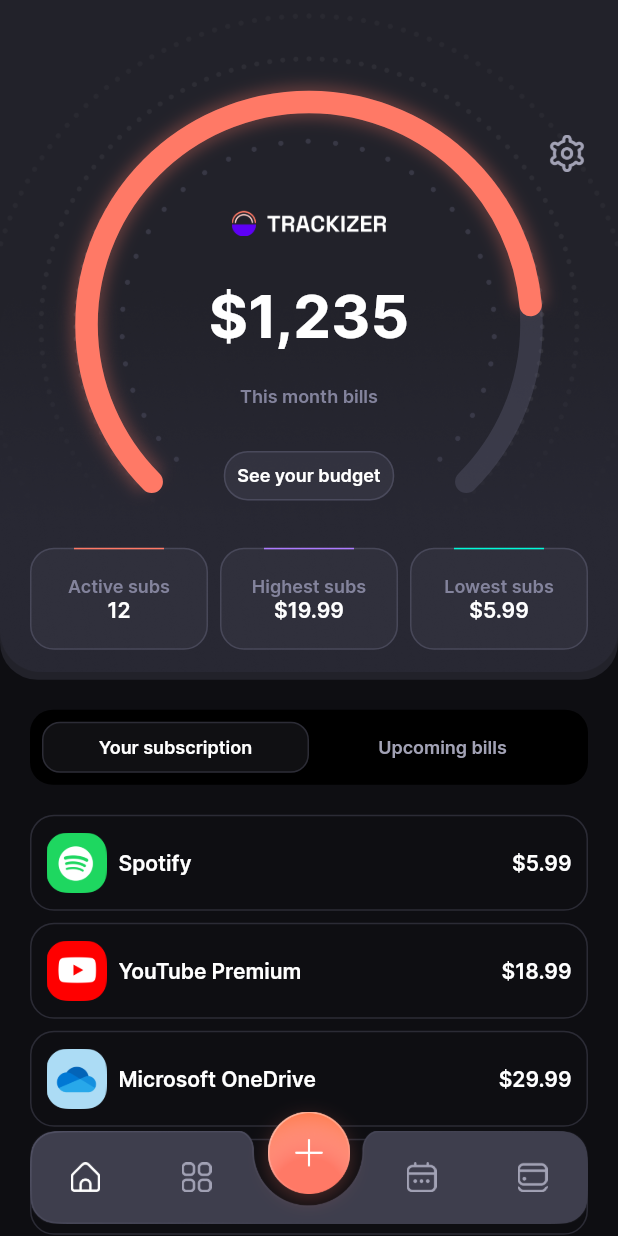
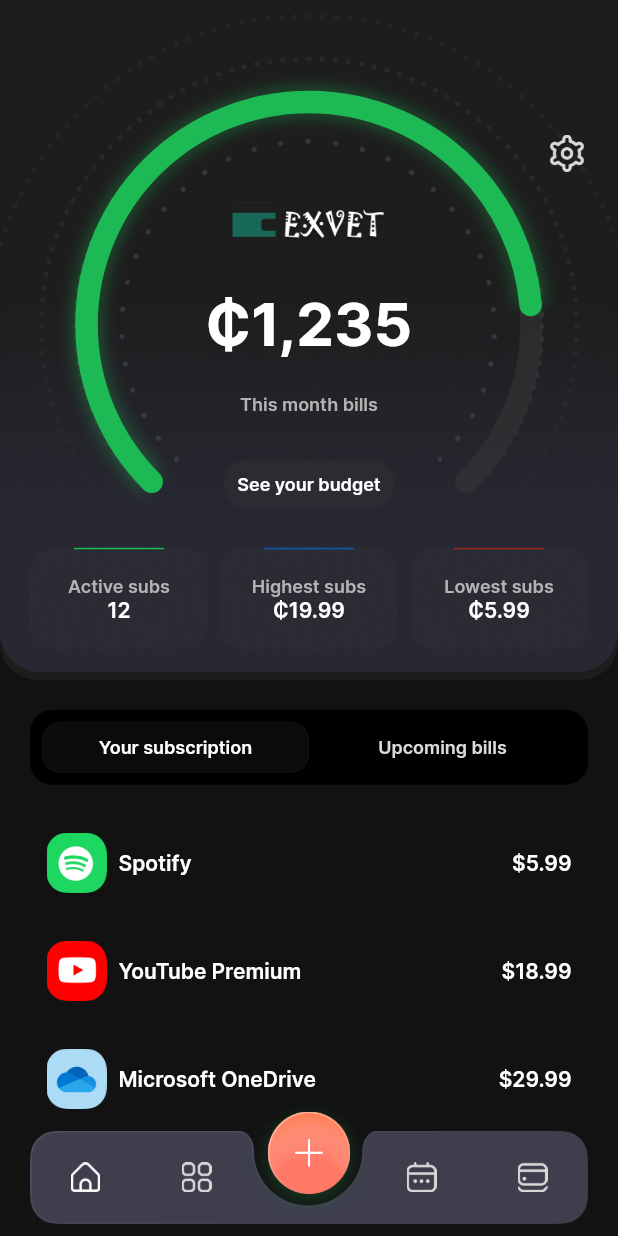
Before and after one commit to NotEkluCalvin/MiniProject_MobileApp, a Flutter app: the screen it shows after launch, on a phone screen of 412 x 824 dp. Run offline on Flutter 3.47's test engine with Material 3 defaults, Android fonts, the phone set to English and light mode, and no system bars; our stand-ins replace carousel_slider, dotted_border, scrollable_positioned_list.

Commit message:
Complete Phase 1 of Final Workload

```diff
--- a/lib/common/color_extension.dart
+++ b/lib/common/color_extension.dart
@@ -1,33 +1,70 @@
 import 'package:flutter/material.dart';
 
+// // class TColor {
+//   static Color get primary => const Color(0xff5E00F5);
+//   static Color get primary500 => const Color(0xff7722FF );
+//   static Color get primary20 => const Color(0xff924EFF);
+//   static Color get primary10 => const Color(0xffAD7BFF);
+//   static Color get primary5 => const Color(0xffC9A7FF);
+//   static Color get primary0 => const Color(0xffE4D3FF);
+
+//   static Color get secondary => const Color(0xffFF7966);
+//   static Color get secondary50 => const Color(0xffFFA699);
+//   static Color get secondary0 => const Color(0xffFFD2CC);
+
+//   static Color get secondaryG => const Color(0xff00FAD9);
+//   static Color get secondaryG50 => const Color(0xff7DFFEE);
+
+//   static Color get gray => const Color(0xff0E0E12);
+//   static Color get gray80 => const Color(0xff1C1C23);
+//   static Color get gray70 => const Color(0xff353542);
+//   static Color get gray60 => const Color(0xff4E4E61);
+//   static Color get gray50 => const Color(0xff666680);
+//   static Color get gray40 => const Color(0xff83839C);
+//   static Color get gray30 => const Color(0xffA2A2B5);
+//   static Color get gray20 => const Color(0xffC1C1CD);
+//   static Color get gray10 => const Color(0xffE0E0E6);
+
+//   static Color get border => const Color(0xffCFCFFC);
+//   static Color get primaryText => Colors.white;
+//   static Color get secondaryText => gray60;
+
+//   static Color get white => Colors.white;
+// }
+
 class TColor {
-  static Color get primary => const Color(0xff5E00F5);
-  static Color get primary500 => const Color(0xff7722FF );
-  static Color get primary20 => const Color(0xff924EFF);
-  static Color get primary10 => const Color(0xffAD7BFF);
-  static Color get primary5 => const Color(0xffC9A7FF);
-  static Color get primary0 => const Color(0xffE4D3FF);
+  // Primary Spotify green
+  static Color get primary => const Color(0xff1DB954);
+  static Color get primary500 => const Color(0xff1ED760);
+  static Color get primary20 => const Color(0xff1FE874);
+  static Color get primary10 => const Color(0xff0A5BB1);
+  static Color get primary5 => const Color(0xff21FC9C);
+  static Color get primary0 => const Color(0xff22FFB0);
 
-  static Color get secondary => const Color(0xffFF7966);
-  static Color get secondary50 => const Color(0xffFFA699);
-  static Color get secondary0 => const Color(0xffFFD2CC);
+  // Secondary colors
+  static Color get secondary => const Color(0xff1DB954);
+  static Color get secondary50 => const Color(0xf7D8840f);
+  static Color get secondary0 => const Color(0xff22FFB0);
 
-  static Color get secondaryG => const Color(0xff00FAD9);
-  static Color get secondaryG50 => const Color(0xff7DFFEE);
+  // Additional accent colors
+  static Color get secondaryG => const Color(0xcdb9271d);
+  static Color get secondaryG50 => const Color(0xff50C8B9);
 
-  static Color get gray => const Color(0xff0E0E12);
-  static Color get gray80 => const Color(0xff1C1C23);
-  static Color get gray70 => const Color(0xff353542);
-  static Color get gray60 => const Color(0xff4E4E61);
-  static Color get gray50 => const Color(0xff666680);
-  static Color get gray40 => const Color(0xff83839C);
-  static Color get gray30 => const Color(0xffA2A2B5);
-  static Color get gray20 => const Color(0xffC1C1CD);
-  static Color get gray10 => const Color(0xffE0E0E6);
+  // Gray scale for background and text
+  static Color get gray => const Color(0xff121212); // Dark background
+  static Color get gray80 => const Color(0xff181818);
+  static Color get gray70 => const Color(0xff282828);
+  static Color get gray60 => const Color(0xff383838);
+  static Color get gray50 => const Color(0xff484848);
+  static Color get gray40 => const Color(0xffB3B3B3); // Lighter text
+  static Color get gray30 => const Color(0xffD9D9D9);
+  static Color get gray20 => const Color(0xffEAEAEA);
+  static Color get gray10 => const Color(0xffF1F1F1);
 
-  static Color get border => const Color(0xffCFCFFC);
-  static Color get primaryText => Colors.white;
-  static Color get secondaryText => gray60;
+  // Border color - slightly lighter for separation
+  static Color get border => const Color(0xff282828);
+  static Color get primaryText => Colors.white; // Primary text color
+  static Color get secondaryText => gray40; // Secondary text color
 
-  static Color get white => Colors.white;
+  static Color get white => Colors.white; // White color for text and icons
 }
--- a/lib/common_widget/subscription_home_row.dart
+++ b/lib/common_widget/subscription_home_row.dart
@@ -1,6 +1,13 @@
 import 'package:flutter/material.dart';
+import '../common/color_extension.dart';
+import 'package:intl/intl.dart';
+import 'dart:io';
 
-import '../common/color_extension.dart';
+String getCurrency() {
+  var format =
+      NumberFormat.simpleCurrency(locale: Platform.localeName, name: 'GHS');
+  return format.currencySymbol;
+}
 
 class SubScriptionHomeRow extends StatelessWidget {
   final Map sObj;
@@ -14,23 +21,20 @@ class SubScriptionHomeRow extends StatelessWidget {
     return Padding(
       padding: const EdgeInsets.only(bottom: 8),
       child: InkWell(
-        borderRadius:  BorderRadius.circular(16),
+        borderRadius: BorderRadius.circular(16),
         onTap: onPressed,
         child: Container(
           height: 64,
-           padding: const EdgeInsets.all( 10),
+          padding: const EdgeInsets.all(10),
           decoration: BoxDecoration(
             border: Border.all(
               color: TColor.border.withOpacity(0.15),
             ),
-
             borderRadius: BorderRadius.circular(16),
           ),
           alignment: Alignment.center,
           child: Row(
             children: [
-
-
               Image.asset(
                 sObj["icon"],
                 width: 40,
@@ -52,7 +56,7 @@ class SubScriptionHomeRow extends StatelessWidget {
                 width: 8,
               ),
               Text(
-                "\$${sObj["price"]}",
+                '\$${sObj["price"]}',
                 style: TextStyle(
                     color: TColor.white,
                     fontSize: 14,
--- a/lib/main.dart
+++ b/lib/main.dart
@@ -1,6 +1,6 @@
 import 'package:flutter/material.dart';
-import 'package:trackizer/common/color_extension.dart';
-import 'package:trackizer/view/main_tab/main_tab_view.dart';
+import 'package:exvet/common/color_extension.dart';
+import 'package:exvet/view/main_tab/main_tab_view.dart';
 
 void main() {
   runApp(const MyApp());
@@ -13,7 +13,7 @@ class MyApp extends StatelessWidget {
   @override
   Widget build(BuildContext context) {
     return MaterialApp(
-      title: 'Trackizer',
+      title: 'exvet',
       debugShowCheckedModeBanner: false,
       theme: ThemeData(
         fontFamily: "Inter",
--- a/lib/view/calender/calender_view.dart
+++ b/lib/view/calender/calender_view.dart
@@ -2,8 +2,8 @@ import 'dart:math';
 
 import 'package:calendar_agenda/calendar_agenda.dart';
 import 'package:flutter/material.dart';
-import 'package:trackizer/common/color_extension.dart';
-import 'package:trackizer/view/settings/settings_view.dart';
+import 'package:exvet/common/color_extension.dart';
+import 'package:exvet/view/settings/settings_view.dart';
 
 import '../../common_widget/subscription_cell.dart';
 
--- a/lib/view/card/cards_view.dart
+++ b/lib/view/card/cards_view.dart
@@ -1,8 +1,8 @@
 import 'package:card_swiper/card_swiper.dart';
 import 'package:dotted_border/dotted_border.dart';
 import 'package:flutter/material.dart';
-import 'package:trackizer/common/color_extension.dart';
-import 'package:trackizer/view/settings/settings_view.dart';
+import 'package:exvet/common/color_extension.dart';
+import 'package:exvet/view/settings/settings_view.dart';
 
 class CardsView extends StatefulWidget {
   const CardsView({super.key});
--- a/lib/view/home/home_view.dart
+++ b/lib/view/home/home_view.dart
@@ -1,5 +1,5 @@
 import 'package:flutter/material.dart';
-import 'package:trackizer/common/color_extension.dart';
+import 'package:exvet/common/color_extension.dart';
 
 import '../../common_widget/custom_arc_painter.dart';
 import '../../common_widget/segment_button.dart';
@@ -34,18 +34,18 @@ class _HomeViewState extends State<HomeView> {
   ];
 
   List bilArr = [
-    {"name": "Spotify", "date": DateTime(2023, 07, 25), "price": "5.99"},
+    {"name": "Spotify", "date": DateTime(2024, 08, 08), "price": "5.99"},
     {
       "name": "YouTube Premium",
-      "date": DateTime(2023, 07, 25),
+      "date": DateTime(2024, 08, 08),
       "price": "18.99"
     },
     {
       "name": "Microsoft OneDrive",
-      "date": DateTime(2023, 07, 25),
+      "date": DateTime(2024, 08, 08),
       "price": "29.99"
     },
-    {"name": "NetFlix", "date": DateTime(2023, 07, 25), "price": "15.00"}
+    {"name": "NetFlix", "date": DateTime(2024, 08, 08), "price": "15.00"}
   ];
 
   @override
@@ -71,14 +71,15 @@ class _HomeViewState extends State<HomeView> {
                     alignment: Alignment.topCenter,
                     children: [
                       Container(
-                        padding:  EdgeInsets.only(bottom: media.width * 0.05),
+                        padding: EdgeInsets.only(bottom: media.width * 0.05),
                         width: media.width * 0.72,
                         height: media.width * 0.72,
                         child: CustomPaint(
-                          painter: CustomArcPainter(end: 220, ),
+                          painter: CustomArcPainter(
+                            end: 220,
+                          ),
                         ),
                       ),
-
                       Padding(
                         padding: const EdgeInsets.only(right: 10),
                         child: Row(
@@ -107,13 +108,13 @@ class _HomeViewState extends State<HomeView> {
                       SizedBox(
                         height: media.width * 0.05,
                       ),
-                      Image.asset("assets/img/app_logo.png",
+                      Image.asset("assets/img/exvet_logo.png",
                           width: media.width * 0.25, fit: BoxFit.contain),
-                       SizedBox(
+                      SizedBox(
                         height: media.width * 0.07,
                       ),
                       Text(
-                        "\$1,235",
+                        "₵1,235",
                         style: TextStyle(
                             color: TColor.white,
                             fontSize: 40,
@@ -175,7 +176,7 @@ class _HomeViewState extends State<HomeView> {
                             Expanded(
                               child: StatusButton(
                                 title: "Highest subs",
-                                value: "\$19.99",
+                                value: "₵19.99",
                                 statusColor: TColor.primary10,
                                 onPressed: () {},
                               ),
@@ -186,7 +187,7 @@ class _HomeViewState extends State<HomeView> {
                             Expanded(
                               child: StatusButton(
                                 title: "Lowest subs",
-                                value: "\$5.99",
+                                value: "₵5.99",
                                 statusColor: TColor.secondaryG,
                                 onPressed: () {},
                               ),
@@ -245,8 +246,11 @@ class _HomeViewState extends State<HomeView> {
                     return SubScriptionHomeRow(
                       sObj: sObj,
                       onPressed: () {
-
-                        Navigator.push(context, MaterialPageRoute(builder: (context) => SubscriptionInfoView( sObj: sObj ) ));
+                        Navigator.push(
+                            context,
+                            MaterialPageRoute(
+                                builder: (context) =>
+                                    SubscriptionInfoView(sObj: sObj)));
                       },
                     );
                   }),
--- a/lib/view/login/sign_in_view.dart
+++ b/lib/view/login/sign_in_view.dart
@@ -1,5 +1,5 @@
 import 'package:flutter/material.dart';
-import 'package:trackizer/view/login/sign_up_view.dart';
+import 'package:exvet/view/login/sign_up_view.dart';
 
 import '../../common/color_extension.dart';
 import '../../common_widget/primary_button.dart';
@@ -29,7 +29,7 @@ class _SignInViewState extends State<SignInView> {
           child: Column(
             crossAxisAlignment: CrossAxisAlignment.center,
             children: [
-              Image.asset("assets/img/app_logo.png",
+              Image.asset("assets/img/exvet_logo.png",
                   width: media.width * 0.5, fit: BoxFit.contain),
               const Spacer(),
               RoundTextField(
@@ -45,11 +45,9 @@ class _SignInViewState extends State<SignInView> {
                 controller: txtPassword,
                 obscureText: true,
               ),
-
-               const SizedBox(
+              const SizedBox(
                 height: 8,
               ),
-
               Row(
                 mainAxisAlignment: MainAxisAlignment.spaceBetween,
                 children: [
@@ -88,11 +86,9 @@ class _SignInViewState extends State<SignInView> {
                   ),
                 ],
               ),
-
               const SizedBox(
                 height: 8,
               ),
-
               PrimaryButton(
                 title: "Sign In",
                 onPressed: () {
--- a/lib/view/login/sign_up_view.dart
+++ b/lib/view/login/sign_up_view.dart
@@ -1,5 +1,5 @@
 import 'package:flutter/material.dart';
-import 'package:trackizer/view/login/sign_in_view.dart';
+import 'package:exvet/view/login/sign_in_view.dart';
 
 import '../../common/color_extension.dart';
 import '../../common_widget/primary_button.dart';
@@ -28,7 +28,7 @@ class _SignUpViewState extends State<SignUpView> {
           child: Column(
             crossAxisAlignment: CrossAxisAlignment.center,
             children: [
-              Image.asset("assets/img/app_logo.png",
+              Image.asset("assets/img/exvet_logo.png",
                   width: media.width * 0.5, fit: BoxFit.contain),
               const Spacer(),
               RoundTextField(
@@ -125,7 +125,7 @@ class _SignUpViewState extends State<SignUpView> {
               SecondaryButton(
                 title: "Sign in",
                 onPressed: () {
-                   Navigator.push(
+                  Navigator.push(
                     context,
                     MaterialPageRoute(
                       builder: (context) => const SignInView(),
--- a/lib/view/login/social_login.dart
+++ b/lib/view/login/social_login.dart
@@ -1,5 +1,5 @@
 import 'package:flutter/material.dart';
-import 'package:trackizer/view/login/sign_up_view.dart';
+import 'package:exvet/view/login/sign_up_view.dart';
 
 import '../../common/color_extension.dart';
 import '../../common_widget/secondary_boutton.dart';
@@ -16,14 +16,14 @@ class _SocialLoginViewState extends State<SocialLoginView> {
   Widget build(BuildContext context) {
     var media = MediaQuery.sizeOf(context);
     return Scaffold(
-     backgroundColor: TColor.gray,
+      backgroundColor: TColor.gray,
       body: SafeArea(
         child: Padding(
           padding: const EdgeInsets.symmetric(vertical: 15, horizontal: 20),
           child: Column(
             crossAxisAlignment: CrossAxisAlignment.center,
             children: [
-              Image.asset("assets/img/app_logo.png",
+              Image.asset("assets/img/exvet_logo.png",
                   width: media.width * 0.5, fit: BoxFit.contain),
               const Spacer(),
               InkWell(
--- a/lib/view/login/welcome_view.dart
+++ b/lib/view/login/welcome_view.dart
@@ -1,7 +1,7 @@
 import 'package:flutter/material.dart';
 import 'package:flutter/services.dart';
-import 'package:trackizer/view/login/sign_in_view.dart';
-import 'package:trackizer/view/login/social_login.dart';
+import 'package:exvet/view/login/sign_in_view.dart';
+import 'package:exvet/view/login/social_login.dart';
 
 import '../../common/color_extension.dart';
 import '../../common_widget/primary_button.dart';
@@ -42,7 +42,7 @@ class _WelcomeViewState extends State<WelcomeView> {
               child: Column(
                 crossAxisAlignment: CrossAxisAlignment.center,
                 children: [
-                  Image.asset("assets/img/app_logo.png",
+                  Image.asset("assets/img/exvet_logo.png",
                       width: media.width * 0.5, fit: BoxFit.contain),
                   const Spacer(),
                   Text(
--- a/lib/view/settings/settings_view.dart
+++ b/lib/view/settings/settings_view.dart
@@ -66,7 +66,7 @@ class _SettingsViewState extends State<SettingsView> {
               mainAxisAlignment: MainAxisAlignment.center,
               children: [
                 Text(
-                  "Code For Any",
+                  "Eklu Calvin Misornu",
                   style: TextStyle(
                       color: TColor.white,
                       fontSize: 20,
@@ -81,7 +81,7 @@ class _SettingsViewState extends State<SettingsView> {
               mainAxisAlignment: MainAxisAlignment.center,
               children: [
                 Text(
-                  "codeforany@gmail.com",
+                  "eklucalvin@outlook.com",
                   style: TextStyle(
                       color: TColor.gray30,
                       fontSize: 12,
--- a/lib/view/spending_budgets/spending_budgets_view.dart
+++ b/lib/view/spending_budgets/spending_budgets_view.dart
@@ -1,8 +1,8 @@
 import 'package:dotted_border/dotted_border.dart';
 import 'package:flutter/material.dart';
-import 'package:trackizer/common/color_extension.dart';
-import 'package:trackizer/common_widget/budgets_row.dart';
-import 'package:trackizer/common_widget/custom_arc_180_painter.dart';
+import 'package:exvet/common/color_extension.dart';
+import 'package:exvet/common_widget/budgets_row.dart';
+import 'package:exvet/common_widget/custom_arc_180_painter.dart';
 
 import '../settings/settings_view.dart';
 
--- a/pubspec.yaml
+++ b/pubspec.yaml
@@ -1,4 +1,4 @@
-name: trackizer
+name: exvet
 description: A new Flutter project.
 # The following line prevents the package from being accidentally published to
 # pub.dev using `flutter pub publish`. This is preferred for private packages.
```
Also changed, not shown: lib/view/add_subscription/add_subscription_view.dart (+16 -22 lines), lib/view/main_tab/main_tab_view.dart (+6 -2 lines), lib/view/subscription_info/subscription_info_view.dart (+2 -6 lines), assets/img/exvet_logo.png (added), pubspec.lock, 6 other files.
